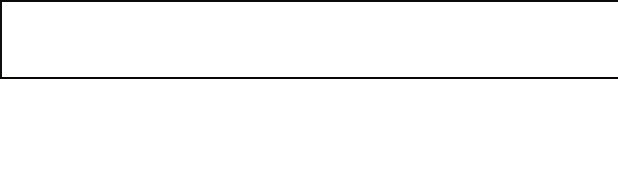
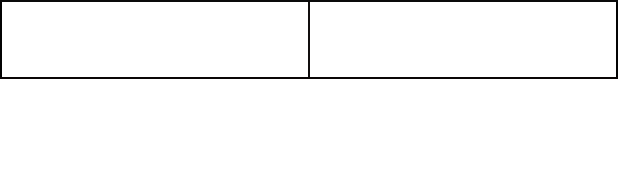
Before and after one commit to Kritima/C0778923_W2020_MAD3125_MidTerm, an Android app: the layout item_detail.xml on its own in the app's theme, with its tools: preview values and no code run, on a phone screen of 412 x 824 dp. Shown: the top 192 px of the screen. Run offline under Robolectric (Android 15) with nearby library versions, the phone set to English and light mode, and no system bars.

Commit message:
[KRITIMA] All Files in appropriate Packages

```diff
--- a/app/src/main/AndroidManifest.xml
+++ b/app/src/main/AndroidManifest.xml
@@ -9,8 +9,8 @@
         android:roundIcon="@mipmap/ic_launcher_round"
         android:supportsRtl="true"
         android:theme="@style/AppTheme">
-        <activity android:name=".DetailsActivity"></activity>
-        <activity android:name=".MainActivity">
+        <activity android:name=".ui.DetailsActivity"></activity>
+        <activity android:name=".ui.MainActivity">
             <intent-filter>
                 <action android:name="android.intent.action.MAIN" />
 
--- a/app/src/main/java/com/lambton/c0778923_w2020_mad3125_midterm/DetailList.java
+++ b/app/src/main/java/com/lambton/c0778923_w2020_mad3125_midterm/models/DetailList.java
@@ -1,4 +1,4 @@
-package com.lambton.c0778923_w2020_mad3125_midterm;
+package com.lambton.c0778923_w2020_mad3125_midterm.models;
 
 import java.io.Serializable;
 
--- a/app/src/main/java/com/lambton/c0778923_w2020_mad3125_midterm/models/Calculator.java
+++ b/app/src/main/java/com/lambton/c0778923_w2020_mad3125_midterm/utilities/Calculator.java
@@ -1,4 +1,4 @@
-package com.lambton.c0778923_w2020_mad3125_midterm.models;
+package com.lambton.c0778923_w2020_mad3125_midterm.utilities;
 
 import java.text.NumberFormat;
 import java.text.ParseException;
--- a/app/src/main/res/layout/activity_main.xml
+++ b/app/src/main/res/layout/activity_main.xml
@@ -7,7 +7,7 @@
     android:layout_width="match_parent"
     android:layout_height="match_parent"
     app:layout_behavior="@string/appbar_scrolling_view_behavior"
-    tools:context=".MainActivity">
+    tools:context=".ui.MainActivity">
     <androidx.constraintlayout.widget.ConstraintLayout
         android:layout_width="match_parent"
         android:layout_height="match_parent">
--- a/app/src/main/res/layout/item_detail.xml
+++ b/app/src/main/res/layout/item_detail.xml
@@ -11,16 +11,16 @@
             android:background="#0a0a0a"
             android:layout_width="0dp"
             android:layout_height="1dp"
-            app:layout_constraintEnd_toEndOf="0"
-            app:layout_constraintStart_toStartOf="0"
-            app:layout_constraintTop_toTopOf="0"/>
+            app:layout_constraintEnd_toEndOf="parent"
+            app:layout_constraintStart_toStartOf="parent"
+            app:layout_constraintTop_toTopOf="parent"/>
 
         <View
             android:id="@+id/view2"
             android:background="#030303"
             android:layout_width="1dp"
             android:layout_height="50dp"
-            app:layout_constraintStart_toStartOf="0"
+            app:layout_constraintStart_toStartOf="parent"
             app:layout_constraintTop_toBottomOf="@+id/view"/>
 
         <View
@@ -28,7 +28,7 @@
             android:background="#030303"
             android:layout_width="1dp"
             android:layout_height="50dp"
-            app:layout_constraintEnd_toEndOf="0"
+            app:layout_constraintEnd_toEndOf="parent"
             app:layout_constraintTop_toBottomOf="@+id/view"/>
 
         <View
@@ -37,8 +37,8 @@
             android:visibility="visible"
             android:layout_width="0dp"
             android:layout_height="1dp"
-            app:layout_constraintEnd_toEndOf="0"
-            app:layout_constraintStart_toStartOf="0"
+            app:layout_constraintEnd_toEndOf="parent"
+            app:layout_constraintStart_toStartOf="parent"
             app:layout_constraintTop_toBottomOf="@+id/view2"/>
 
         <View
```
Also changed, not shown: app/src/main/java/com/lambton/c0778923_w2020_mad3125_midterm/DetailsActivity.java (deleted, +0 -43 lines), app/src/main/java/com/lambton/c0778923_w2020_mad3125_midterm/adapters/DetailAdapter.java (renamed from app/src/main/java/com/lambton/c0778923_w2020_mad3125_midterm/DetailAdapter.java, +4 -4 lines), app/src/main/java/com/lambton/c0778923_w2020_mad3125_midterm/models/CRACustomer.java (+12 -10 lines), app/src/main/java/com/lambton/c0778923_w2020_mad3125_midterm/ui/DetailsActivity.java (added, +58 -0 lines), app/src/main/java/com/lambton/c0778923_w2020_mad3125_midterm/ui/MainActivity.java (renamed from app/src/main/java/com/lambton/c0778923_w2020_mad3125_midterm/MainActivity.java, +3 -10 lines), app/src/main/res/layout/activity_details.xml (+5 -5 lines).
